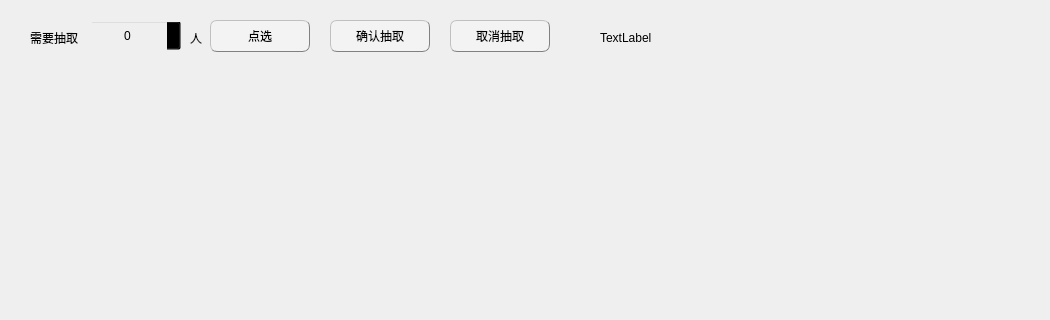
The window that stackedwidgetdialog.ui (EsZHU/QtExamSystem) describes before a commit, drawn with Qt 5; both pictures show x 0 to 1050 and y 0 to 320 of the 1050 by 760 pixel window.
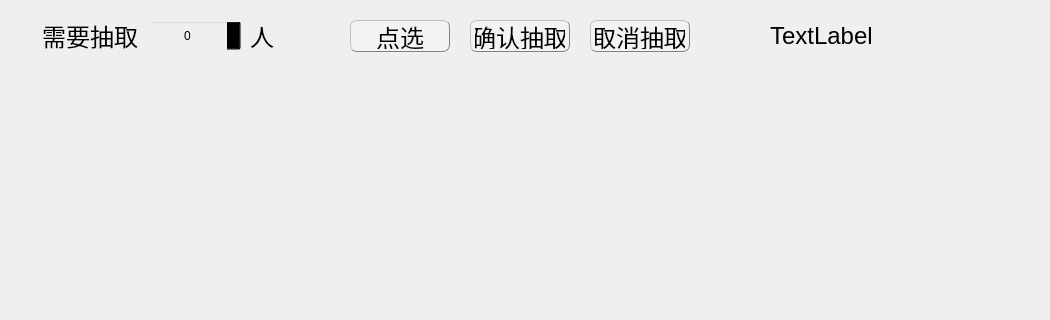
The same window after the commit. Icons and pictures are not drawn.

The edit to the form file:
```diff
--- a/stackedwidgetdialog.ui
+++ b/stackedwidgetdialog.ui
@@ -25,7 +25,7 @@
    <widget class="QSpinBox" name="spinBox">
     <property name="geometry">
      <rect>
-      <x>80</x>
+      <x>140</x>
       <y>10</y>
       <width>91</width>
       <height>31</height>
@@ -99,25 +99,38 @@
    <widget class="QLabel" name="label">
     <property name="geometry">
      <rect>
-      <x>20</x>
-      <y>20</y>
-      <width>58</width>
-      <height>16</height>
+      <x>17</x>
+      <y>5</y>
+      <width>111</width>
+      <height>41</height>
      </rect>
     </property>
+    <property name="font">
+     <font>
+      <pointsize>18</pointsize>
+     </font>
+    </property>
     <property name="text">
      <string>需要抽取</string>
     </property>
+    <property name="alignment">
+     <set>Qt::AlignRight|Qt::AlignTrailing|Qt::AlignVCenter</set>
+    </property>
    </widget>
    <widget class="QLabel" name="label_2">
     <property name="geometry">
      <rect>
-      <x>180</x>
-      <y>20</y>
-      <width>21</width>
-      <height>16</height>
+      <x>240</x>
+      <y>5</y>
+      <width>41</width>
+      <height>41</height>
      </rect>
     </property>
+    <property name="font">
+     <font>
+      <pointsize>18</pointsize>
+     </font>
+    </property>
     <property name="text">
      <string>人</string>
     </property>
@@ -125,12 +138,17 @@
    <widget class="QPushButton" name="chooseButton">
     <property name="geometry">
      <rect>
-      <x>200</x>
+      <x>340</x>
       <y>10</y>
       <width>100</width>
       <height>32</height>
      </rect>
     </property>
+    <property name="font">
+     <font>
+      <pointsize>18</pointsize>
+     </font>
+    </property>
     <property name="styleSheet">
      <string notr="true">QPushButton{background-color: rgb(243, 243, 243);border:0.5px groove gray;border-radius:7px;padding:2px 4px;border-style: outset;}
 QPushButton:hover{background-color:rgb(229, 241, 251); color: black;}
@@ -144,12 +162,17 @@
    <widget class="QPushButton" name="confirmButton">
     <property name="geometry">
      <rect>
-      <x>320</x>
+      <x>460</x>
       <y>10</y>
       <width>100</width>
       <height>32</height>
      </rect>
     </property>
+    <property name="font">
+     <font>
+      <pointsize>18</pointsize>
+     </font>
+    </property>
     <property name="styleSheet">
      <string notr="true">QPushButton{background-color: rgb(243, 243, 243);border:0.5px groove gray;border-radius:7px;padding:2px 4px;border-style: outset;}
 QPushButton:hover{background-color:rgb(229, 241, 251); color: black;}
@@ -163,12 +186,17 @@
    <widget class="QPushButton" name="cancelButton">
     <property name="geometry">
      <rect>
-      <x>440</x>
+      <x>580</x>
       <y>10</y>
       <width>100</width>
       <height>32</height>
      </rect>
     </property>
+    <property name="font">
+     <font>
+      <pointsize>18</pointsize>
+     </font>
+    </property>
     <property name="styleSheet">
      <string notr="true">QPushButton{background-color: rgb(243, 243, 243);border:0.5px groove gray;border-radius:7px;padding:2px 4px;border-style: outset;}
 QPushButton:hover{background-color:rgb(229, 241, 251); color: black;}
@@ -182,12 +210,17 @@
    <widget class="QLabel" name="availablePerLabel">
     <property name="geometry">
      <rect>
-      <x>590</x>
-      <y>20</y>
-      <width>161</width>
-      <height>16</height>
+      <x>760</x>
+      <y>5</y>
+      <width>221</width>
+      <height>41</height>
      </rect>
     </property>
+    <property name="font">
+     <font>
+      <pointsize>18</pointsize>
+     </font>
+    </property>
     <property name="text">
      <string>TextLabel</string>
     </property>
```
